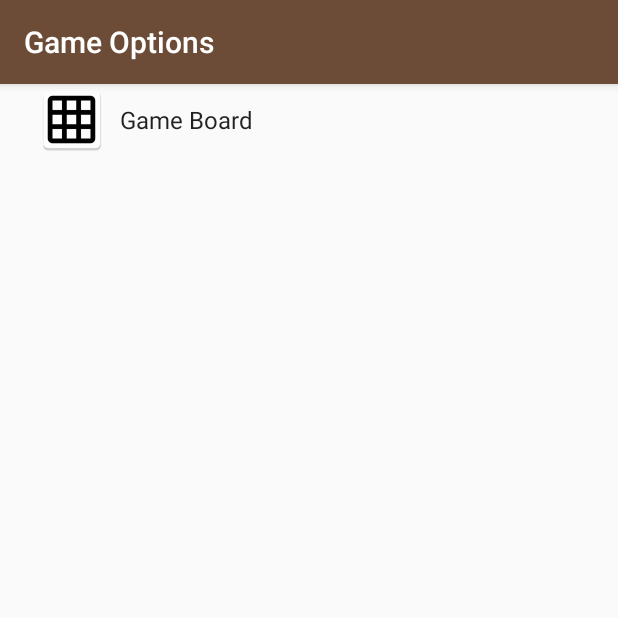
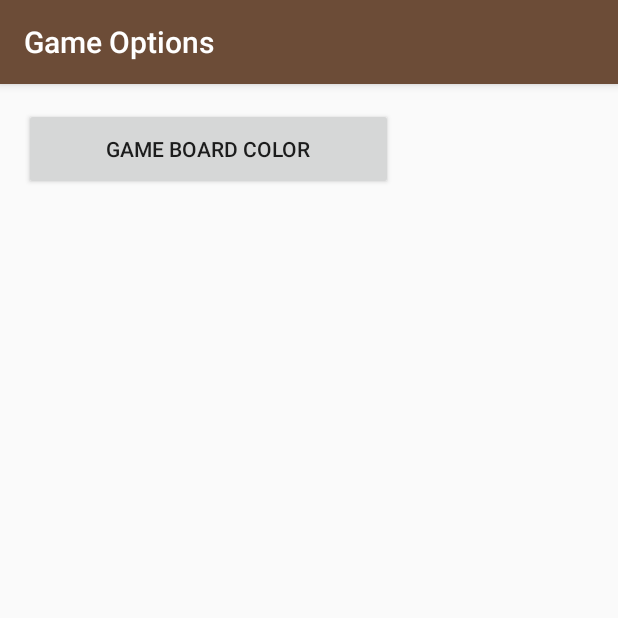
Before and after one commit to cschilli/checkers-android, an Android app: the GameOptions screen opened directly, with no data from a screen before it, on a phone screen of 412 x 824 dp, the top half of it. Run offline under Robolectric (Android 15) with nearby library versions, the phone set to English and light mode, and no system bars.

Commit message:
Removed Game Options menu until we figure it out

```diff
--- a/Checkers/app/src/main/java/com/example/dylan/checkers/Board.java
+++ b/Checkers/app/src/main/java/com/example/dylan/checkers/Board.java
@@ -805,7 +805,7 @@ public class Board{
                 OutputStreamWriter outputStreamWriter = new OutputStreamWriter(context.openFileOutput("savedGame.dat", Context.MODE_PRIVATE));
                 outputStreamWriter.write(newString);
                 outputStreamWriter.close();
-                System.out.println("Saved! Location: " + context.getFilesDir() + "/savedFile.dat");
+                System.out.println("Saved! Location: " + context.getFilesDir() + "/savedGame.dat");
             } catch (IOException e) {
                 System.out.println("Error writing to file! " + e.getMessage());
             }
--- /dev/null
+++ b/Checkers/app/src/main/res/layout/game_options_menu.xml
@@ -0,0 +1,22 @@
+<?xml version="1.0" encoding="utf-8"?>
+<LinearLayout xmlns:android="http://schemas.android.com/apk/res/android"
+    android:layout_width="match_parent"
+    android:layout_height="match_parent"
+    android:orientation="vertical"
+    android:paddingBottom="@dimen/activity_vertical_margin"
+    android:paddingLeft="@dimen/activity_horizontal_margin"
+    android:paddingRight="@dimen/activity_horizontal_margin"
+    android:paddingTop="@dimen/activity_vertical_margin"
+    android:weightSum="1">
+
+
+    <Button
+        android:id="@+id/game_board_color_button"
+        android:layout_width="246dp"
+        android:layout_height="wrap_content"
+        android:text="Game Board Color"
+        android:onClick="selectBoardColor"
+        android:layout_weight="0.01" />
+
+
+</LinearLayout>
--- /dev/null
+++ b/Checkers/app/src/main/res/menu/game_options_menu.xml
@@ -0,0 +1,16 @@
+<?xml version="1.0" encoding="utf-8"?>
+<menu xmlns:android="http://schemas.android.com/apk/res/android">
+
+    <group android:checkableBehavior="single">
+        <item
+            android:title="Brown (Default)"
+            android:id="@+id/brown_board_button"></item>
+        <item
+            android:title="Black"
+            android:id="@+id/black_board_button"></item>
+
+    </group>
+
+
+
+</menu>
--- a/Checkers/app/src/main/res/values/styles.xml
+++ b/Checkers/app/src/main/res/values/styles.xml
@@ -42,4 +42,5 @@
     <style name="AppTheme.PopupOverlay" parent="ThemeOverlay.AppCompat.Light" />
 
 
+
 </resources>
--- a/Checkers/app/src/main/res/xml/game_board_settings.xml
+++ /dev/null
@@ -1,10 +0,0 @@
-<?xml version="1.0" encoding="utf-8"?>
-<PreferenceScreen xmlns:android="http://schemas.android.com/apk/res/android">
-    <ListPreference     android:title="Game Board Color"
-        android:summary="Select the color of the game board"
-        android:key="gameBoardColor"
-        android:defaultValue="1"
-        android:entries="@array/listArray"
-        android:entryValues="@array/listValues" />
-
-</PreferenceScreen>
--- a/Checkers/app/src/main/res/xml/options_headers.xml
+++ /dev/null
@@ -1,11 +0,0 @@
-<preference-headers xmlns:android="http://schemas.android.com/apk/res/android">
-
-    <!-- These settings headers are only used on tablets. -->
-
-    <header
-        android:fragment="com.example.dylan.checkers.GameOptions$GeneralPreferenceFragment"
-        android:icon="@drawable/ic_gb_small"
-        android:title="Game Board" />
-
-
-</preference-headers>
```
Also changed, not shown: Checkers/app/src/main/java/com/example/dylan/checkers/ButtonBoard.java (+32 -4 lines), Checkers/app/src/main/java/com/example/dylan/checkers/GameOptions.java (+43 -102 lines), Checkers/app/src/main/java/com/example/dylan/checkers/MainActivity.java (+9 -9 lines), Checkers/app/src/main/res/layout/board_black.xml (renamed from Checkers/app/src/main/res/layout-land/board.xml, +10 -7 lines), Checkers/app/src/main/res/layout/main_screen.xml (+11 -3 lines), Checkers/app/src/main/res/drawable-mdpi/checkers_board_6.png (deleted), Checkers/app/src/main/res/drawable/checkers_board_background_black.png (added), 2 other files.
